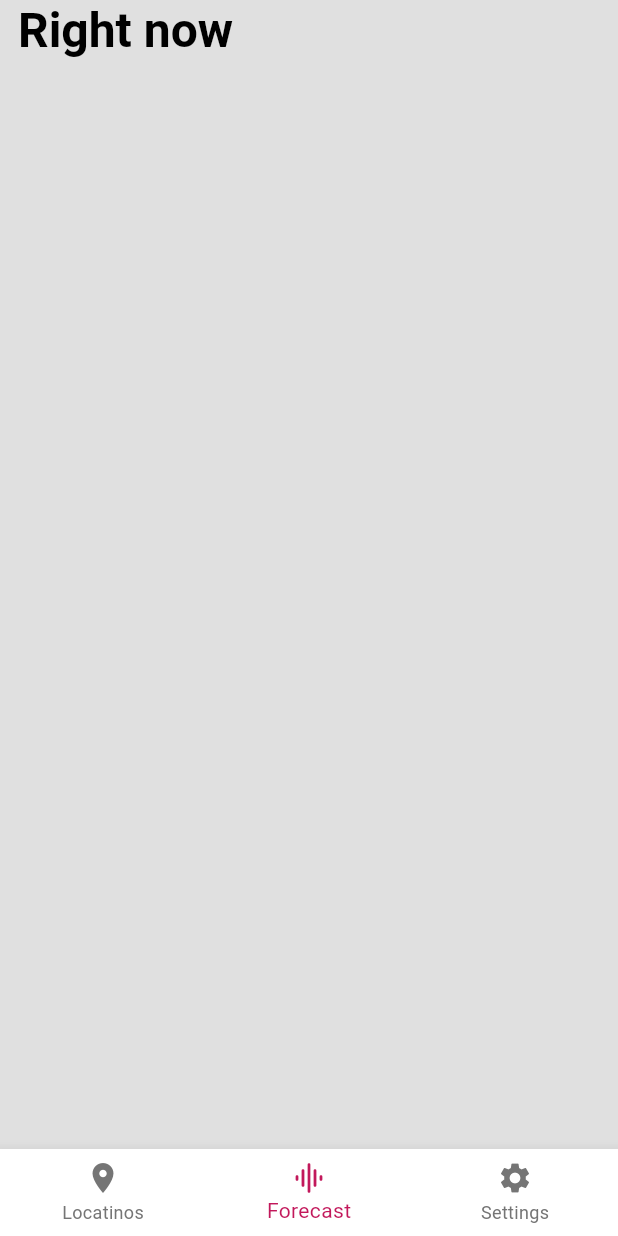
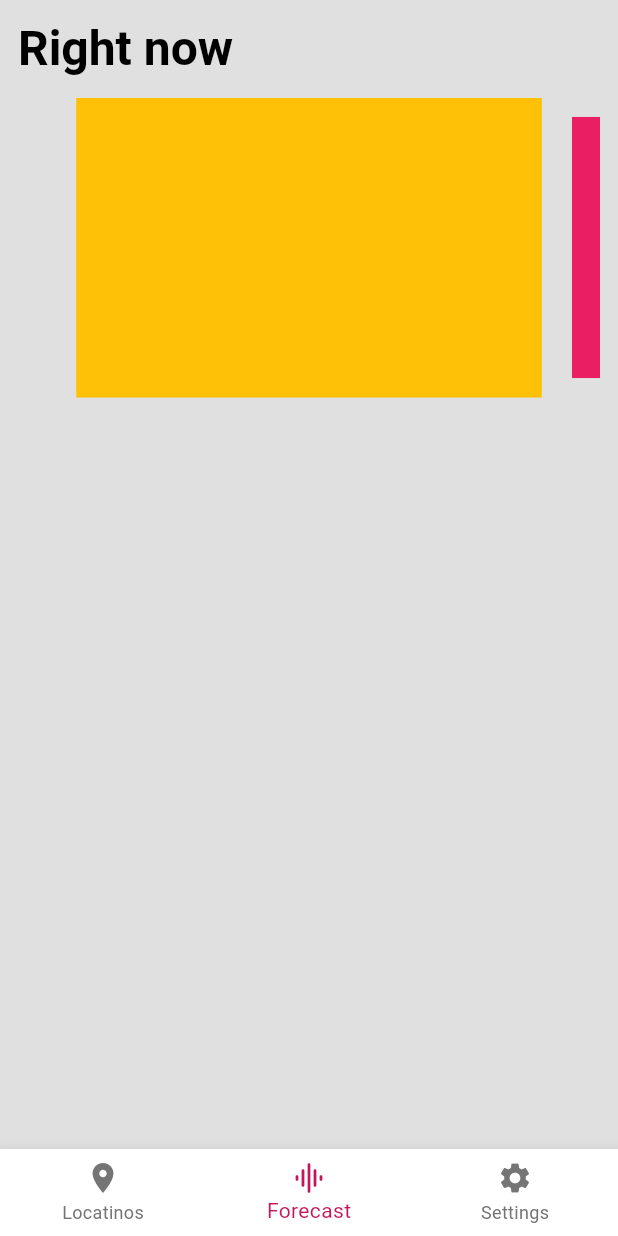
Before and after one commit to 1leary1/flutter_weather_app, a Flutter app: the screen it shows after launch, on a phone screen of 412 x 824 dp. Run offline on Flutter 3.47's test engine with Material 3 defaults, Android fonts, the phone set to English and light mode, and no system bars; drawn by our look-alikes of carousel_slider.

```diff
--- a/lib/pages/forecast_page.dart
+++ b/lib/pages/forecast_page.dart
@@ -1,3 +1,4 @@
+import 'package:carousel_slider/carousel_slider.dart';
 import 'package:flutter/material.dart';
 
 class ForecastPage extends StatelessWidget {
@@ -5,10 +6,28 @@ class ForecastPage extends StatelessWidget {
 
   @override
   Widget build(BuildContext context) {
-    return Row(
+    return Column(
+      crossAxisAlignment: CrossAxisAlignment.start,
       children: [
         const SizedBox(height: 12),
         Text("Right now", style: Theme.of(context).textTheme.titleLarge),
+        const SizedBox(height: 12),
+        CarouselSlider(
+          items: [
+            Container(
+              color: Colors.amber,
+            ),
+            Container(
+              color: Colors.pink,
+            ),
+          ],
+          options: CarouselOptions(
+            enlargeCenterPage: true,
+            height: 200,
+            enableInfiniteScroll: false,
+            initialPage: 0,
+          ),
+        )
       ],
     );
   }
--- a/pubspec.yaml
+++ b/pubspec.yaml
@@ -7,6 +7,7 @@ environment:
   sdk: '>=3.3.0 <4.0.0'
 
 dependencies:
+  carousel_slider: ^4.2.1
   flutter:
     sdk: flutter
 
```
Also changed, not shown: pubspec.lock.
